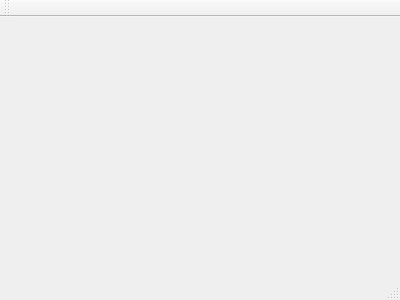
Qt form mainwindow.ui (ITERATOR-ACM-TEAM/VIPainter) before a commit.
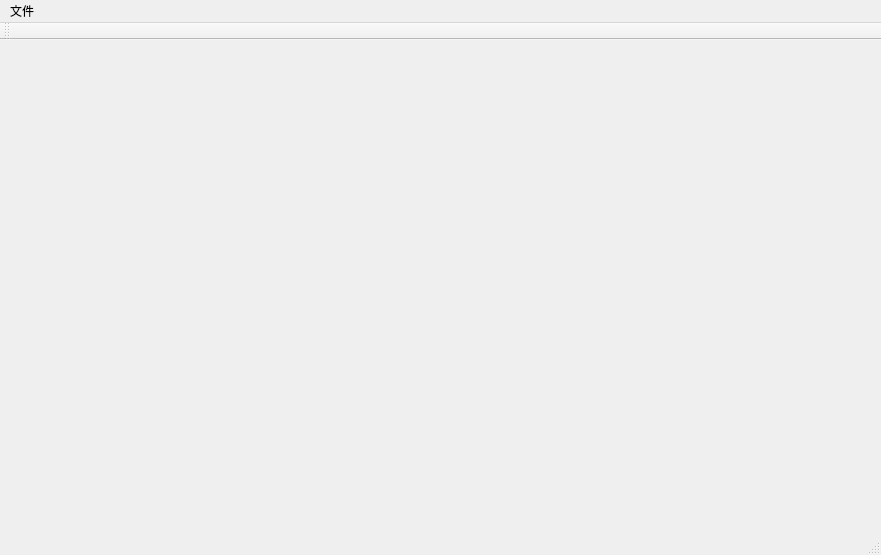
The same form after that commit.

Commit message: create branch Bcai

What changed in the file:
```diff
--- a/mainwindow.ui
+++ b/mainwindow.ui
@@ -1,24 +1,45 @@
 <ui version="4.0">
  <class>MainWindow</class>
- <widget class="QMainWindow" name="MainWindow" >
-  <property name="geometry" >
+ <widget class="QMainWindow" name="MainWindow">
+  <property name="geometry">
    <rect>
     <x>0</x>
     <y>0</y>
-    <width>400</width>
-    <height>300</height>
+    <width>881</width>
+    <height>555</height>
    </rect>
   </property>
   <property name="windowTitle" >
    <string>MainWindow</string>
   </property>
-  <widget class="QMenuBar" name="menuBar" />
-  <widget class="QToolBar" name="mainToolBar" />
-  <widget class="QWidget" name="centralWidget" />
-  <widget class="QStatusBar" name="statusBar" />
+  <widget class="QWidget" name="centralWidget"/>
+  <widget class="QMenuBar" name="menuBar">
+   <property name="geometry">
+    <rect>
+     <x>0</x>
+     <y>0</y>
+     <width>881</width>
+     <height>26</height>
+    </rect>
+   </property>
+   <widget class="QMenu" name="menu">
+    <property name="title">
+     <string>文件</string>
+    </property>
+   </widget>
+   <addaction name="menu"/>
+  </widget>
+  <widget class="QToolBar" name="mainToolBar">
+   <attribute name="toolBarArea">
+    <enum>TopToolBarArea</enum>
+   </attribute>
+   <attribute name="toolBarBreak">
+    <bool>false</bool>
+   </attribute>
+  </widget>
+  <widget class="QStatusBar" name="statusBar"/>
  </widget>
- <layoutDefault spacing="6" margin="11" />
- <pixmapfunction></pixmapfunction>
+ <layoutdefault spacing="6" margin="11"/>
  <resources/>
  <connections/>
 </ui>
```
Left out of the diff: 3 changed lines with no effect on the pictures. The commit also changes 1 other file.
